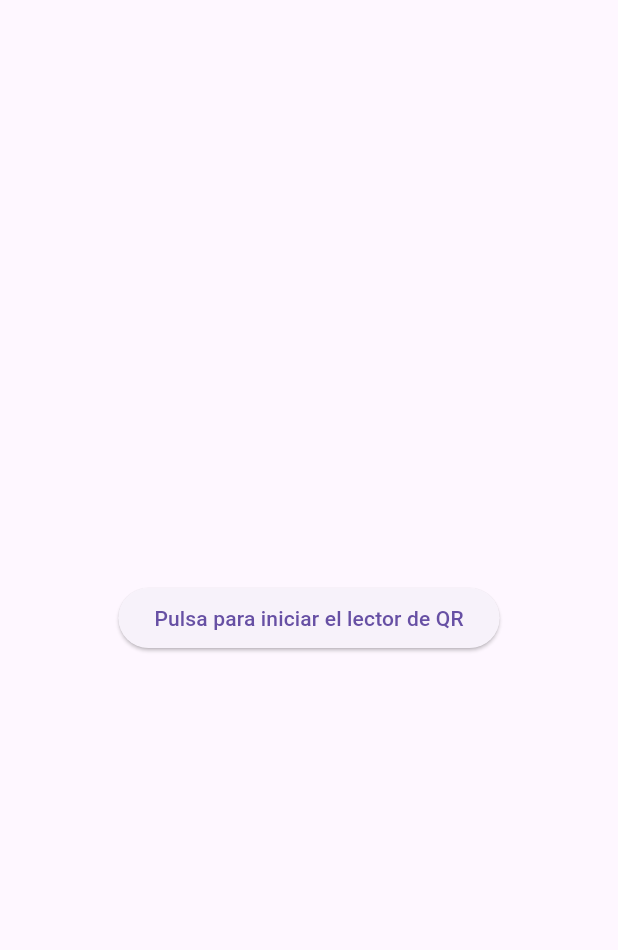
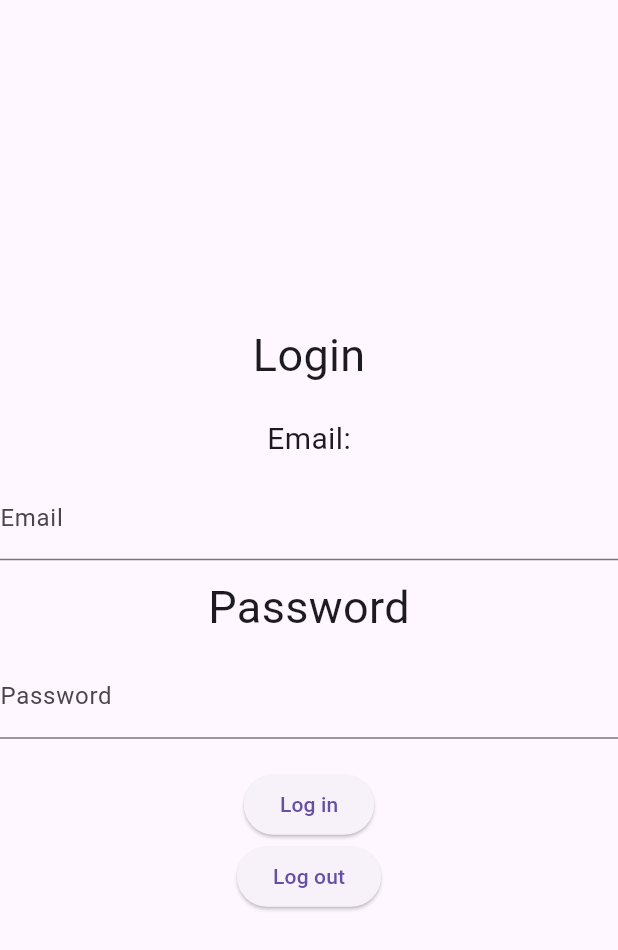
Before and after one commit to dan041223/qr_library, a Flutter app: the screen it shows after launch, on a phone screen of 412 x 824 dp. Shown: the top 950 px of the screen. Run offline on Flutter 3.47's test engine with Material 3 defaults, Android fonts, the light colour scheme and no system bars; our stand-ins replace google_fonts, supabase_flutter; missing offline and left inert: dart:ffi, qr_code_scanner; accounts and stored records are empty.

Commit message:
Login implementado

```diff
--- /dev/null
+++ b/daniel_garcia_app_ev1/lib/login.dart
@@ -0,0 +1,75 @@
+import 'dart:ffi';
+
+import 'package:daniel_garcia_app_ev1/bbdd.dart';
+import 'package:daniel_garcia_app_ev1/qr_scanner.dart';
+import 'package:flutter/material.dart';
+import 'package:google_fonts/google_fonts.dart';
+
+class Login extends StatefulWidget {
+  const Login({super.key});
+
+  @override
+  State<Login> createState() => _LoginState();
+}
+
+class _LoginState extends State<Login> {
+  String emailTf = "";
+  String passTf = "";
+  String resultado = "Nada";
+  TextEditingController controllerEmail = TextEditingController();
+  TextEditingController controllerPass = TextEditingController();
+  @override
+  Widget build(BuildContext context) {
+    return Column(
+      mainAxisAlignment: MainAxisAlignment.center,
+      crossAxisAlignment: CrossAxisAlignment.center,
+      children: [
+        const Padding(padding: EdgeInsets.symmetric()),
+        const Text(
+          "Login",
+          style: TextStyle(fontSize: 30),
+        ),
+        const SizedBox(height: 20),
+        const Text(
+          "Email:",
+          style: TextStyle(fontSize: 20),
+        ),
+        const SizedBox(height: 10),
+        TextField(
+          decoration: const InputDecoration(labelText: "Email"),
+          controller: controllerEmail,
+        ),
+        const SizedBox(height: 10),
+        const Text(
+          "Password",
+          style: TextStyle(fontSize: 30),
+        ),
+        const SizedBox(height: 10),
+        TextField(
+          decoration: const InputDecoration(labelText: "Password"),
+          controller: controllerPass,
+        ),
+        const SizedBox(height: 20),
+        ElevatedButton(
+            onPressed: () async {
+              Bbdd()
+                  .signInWithEmail(
+                      controllerEmail.text, controllerPass.text, context)
+                  .then((resultado) {
+                if (resultado == true) {
+                  Navigator.of(context).pushReplacement(MaterialPageRoute(
+                    builder: (context) => const QRScanner(),
+                  ));
+                }
+              });
+            },
+            child: const Text("Log in")),
+        ElevatedButton(
+            onPressed: () {
+              Bbdd().signOut(context);
+            },
+            child: const Text("Log out"))
+      ],
+    );
+  }
+}
--- a/daniel_garcia_app_ev1/lib/my_scaffold.dart
+++ b/daniel_garcia_app_ev1/lib/my_scaffold.dart
@@ -1,3 +1,4 @@
+import 'package:daniel_garcia_app_ev1/login.dart';
 import 'package:daniel_garcia_app_ev1/qr_library.dart';
 import 'package:daniel_garcia_app_ev1/qr_record.dart';
 import 'package:daniel_garcia_app_ev1/qr_scanner.dart';
@@ -13,20 +14,22 @@ class MyScaffold extends StatefulWidget {
 }
 
 class _MyScaffoldState extends State<MyScaffold> {
+  final GlobalKey<ScaffoldMessengerState> snackbarKey =
+      GlobalKey<ScaffoldMessengerState>();
   @override
   Widget build(BuildContext context) {
     return Scaffold(
       body: widget.currentIndex != 4
           ? widget.body
-          : Center(
-              child: ElevatedButton(
-                onPressed: () =>
-                    Navigator.of(context).pushReplacement(MaterialPageRoute(
-                  builder: (context) => const QRScanner(),
-                )),
-                child: const Text("Pulsa para iniciar el lector de QR"),
+          : const Center(child: Login()
+              // child: ElevatedButton(
+              //   onPressed: () =>
+              //       Navigator.of(context).pushReplacement(MaterialPageRoute(
+              //     builder: (context) => const QRScanner(),
+              //   )),
+              //   child: const Text("Pulsa para iniciar el lector de QR"),
+              // ),
               ),
-            ),
       bottomNavigationBar: widget.currentIndex != 4
           ? BottomNavigationBar(
               items: const [
--- a/daniel_garcia_app_ev1/lib/qr_library.dart
+++ b/daniel_garcia_app_ev1/lib/qr_library.dart
@@ -1,5 +1,6 @@
 import 'package:daniel_garcia_app_ev1/my_scaffold.dart';
 import 'package:flutter/material.dart';
+import 'package:supabase_flutter/supabase_flutter.dart';
 
 class QR_Library extends StatefulWidget {
   const QR_Library({super.key});
@@ -10,6 +11,9 @@ class QR_Library extends StatefulWidget {
 
 // ignore: camel_case_types
 class _QR_LibraryState extends State<QR_Library> {
+  final notesStream =
+      Supabase.instance.client.from("prueba").stream(primaryKey: ["id"]);
+
   @override
   Widget build(BuildContext context) {
     return const MyScaffold(
--- a/daniel_garcia_app_ev1/pubspec.yaml
+++ b/daniel_garcia_app_ev1/pubspec.yaml
@@ -37,6 +37,8 @@ dependencies:
   cupertino_icons: ^1.0.2
   qr_code_scanner: ^1.0.1
   url_launcher: ^6.2.2
+  supabase_flutter: ^2.3.4
+  google_fonts: ^6.2.1
 
 dev_dependencies:
   flutter_test:
```
Also changed, not shown: daniel_garcia_app_ev1/lib/bbdd.dart (added, +42 -0 lines), daniel_garcia_app_ev1/lib/main.dart (+11 -2 lines), daniel_garcia_app_ev1/lib/qr_scanner.dart (+15 -0 lines), daniel_garcia_app_ev1/pubspec.lock, 5 other files.
